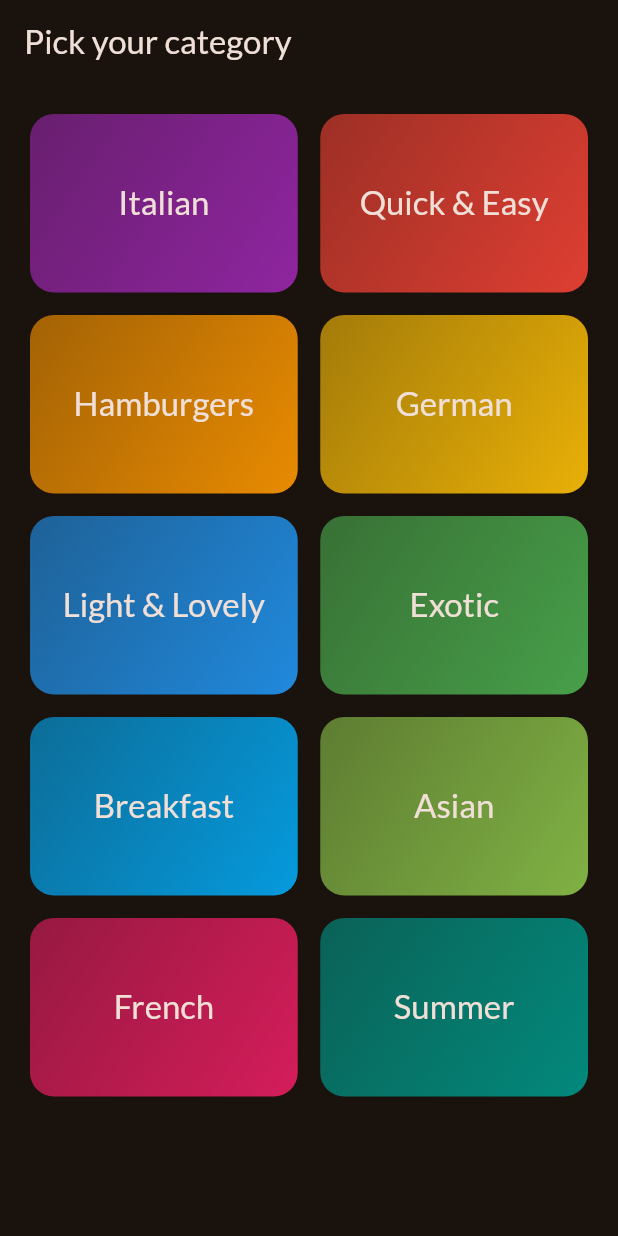
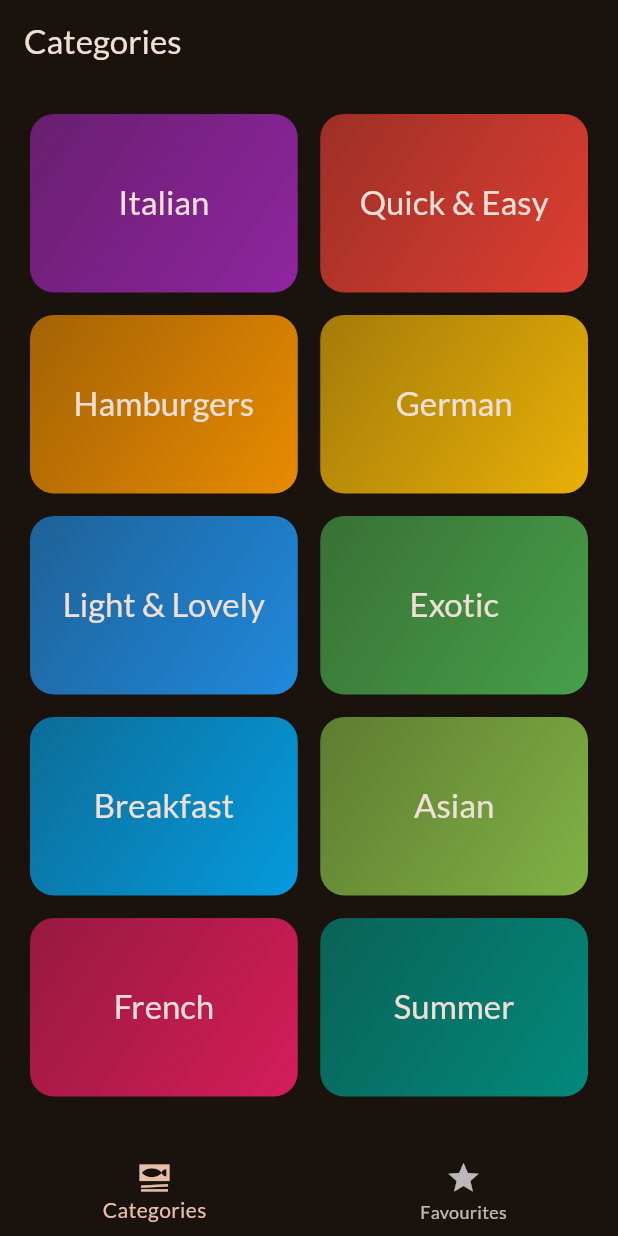
Before and after one commit to RobinJoby/meals-app, a Flutter app: the screen it shows after launch, on a phone screen of 412 x 824 dp. Run offline on Flutter 3.47's test engine with Material 3 defaults, Android fonts, the phone set to English and light mode, and no system bars; our stand-ins replace google_fonts, transparent_image.

Commit message:
tabs implemented

```diff
--- a/lib/main.dart
+++ b/lib/main.dart
@@ -3,6 +3,7 @@ import 'package:flutter/material.dart';
 import 'package:google_fonts/google_fonts.dart';
 
 import 'package:meals_app/screens/categories_screen.dart';
+import 'package:meals_app/screens/tabs_screen.dart';
 
 final theme = ThemeData(
   useMaterial3: true,
@@ -24,7 +25,7 @@ class App extends StatelessWidget {
   Widget build(BuildContext context) {
     return MaterialApp(
       theme: theme,
-      home: const CategoriesScreen(),
+      home: const TabsScreen(),
     );
   }
 }
--- a/lib/screens/categories_screen.dart
+++ b/lib/screens/categories_screen.dart
@@ -27,11 +27,7 @@ class CategoriesScreen extends StatelessWidget {
 
   @override
   Widget build(BuildContext context) {
-    return Scaffold(
-      appBar: AppBar(
-        title: const Text('Pick your category'),
-      ),
-      body: GridView(
+    return GridView(
       padding: const EdgeInsets.all(20),
       gridDelegate: const SliverGridDelegateWithFixedCrossAxisCount(
         crossAxisCount: 2,
@@ -49,7 +45,6 @@ class CategoriesScreen extends StatelessWidget {
           ),
         )
       ],
-      ),
     );
   }
 }
--- /dev/null
+++ b/lib/screens/tabs_screen.dart
@@ -0,0 +1,55 @@
+import 'package:flutter/material.dart';
+import 'package:meals_app/screens/categories_screen.dart';
+import 'package:meals_app/screens/meals_screen.dart';
+
+class TabsScreen extends StatefulWidget {
+  const TabsScreen({super.key});
+  @override
+  State<TabsScreen> createState() {
+    return _TabsScreen();
+  }
+}
+
+class _TabsScreen extends State<TabsScreen> {
+  int _selectedPageIndex = 0;
+  List<Widget> activeScreen = const [
+    CategoriesScreen(),
+    MealsScreen(meals: [])
+  ];
+
+  void _selectPage(int index) {
+    setState(() {
+      _selectedPageIndex = index;
+    });
+  }
+
+  @override
+  Widget build(BuildContext context) {
+    return Scaffold(
+      appBar: AppBar(
+        title: Text(
+          _selectedPageIndex == 0 ? 'Categories' : 'Your Favourites',
+        ),
+      ),
+      bottomNavigationBar: BottomNavigationBar(
+        currentIndex: _selectedPageIndex,
+        onTap: _selectPage,
+        items: const [
+          BottomNavigationBarItem(
+            icon: Icon(
+              Icons.set_meal_sharp,
+            ),
+            label: 'Categories',
+          ),
+          BottomNavigationBarItem(
+            icon: Icon(
+              Icons.star,
+            ),
+            label: 'Favourites',
+          ),
+        ],
+      ),
+      body: activeScreen[_selectedPageIndex],
+    );
+  }
+}
--- a/lib/widgets/meal_item.dart
+++ b/lib/widgets/meal_item.dart
@@ -4,9 +4,10 @@ import 'package:meals_app/widgets/meal_item_trait.dart';
 import 'package:transparent_image/transparent_image.dart';
 
 class MealItem extends StatelessWidget {
-  const MealItem({super.key, required this.meal});
+  const MealItem({super.key, required this.meal, required this.onSelectMeal});
 
   final Meal meal;
+  final void Function() onSelectMeal;
 
   String get complexityText {
     return meal.complexity.name[0].toUpperCase() +
@@ -28,7 +29,7 @@ class MealItem extends StatelessWidget {
       elevation: 2,
       clipBehavior: Clip.hardEdge,
       child: InkWell(
-        onTap: () {},
+        onTap: onSelectMeal,
         child: Stack(
           children: [
             FadeInImage(
```
Also changed, not shown: lib/screens/meal_details.dart (added, +83 -0 lines), lib/screens/meals_screen.dart (+22 -4 lines). Lines whose indentation alone changed are shown as unchanged.
